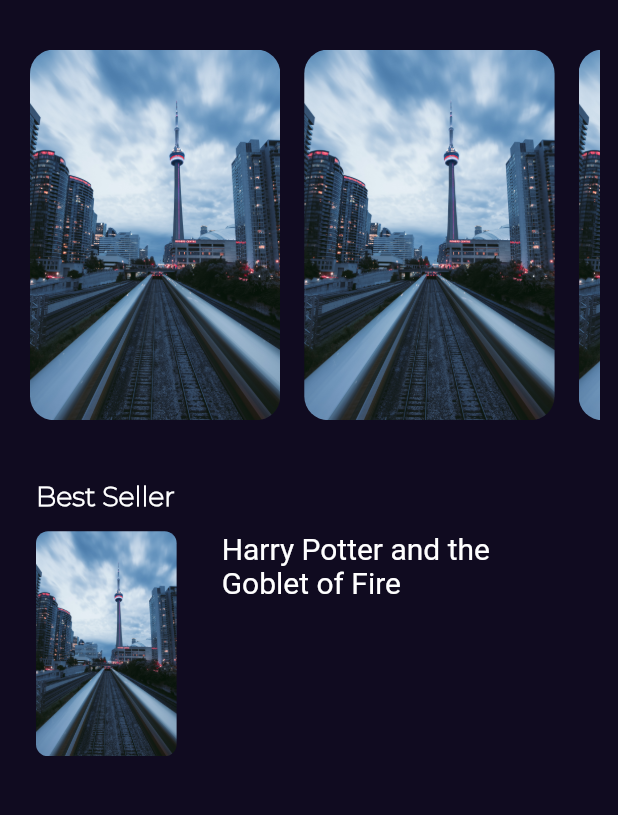
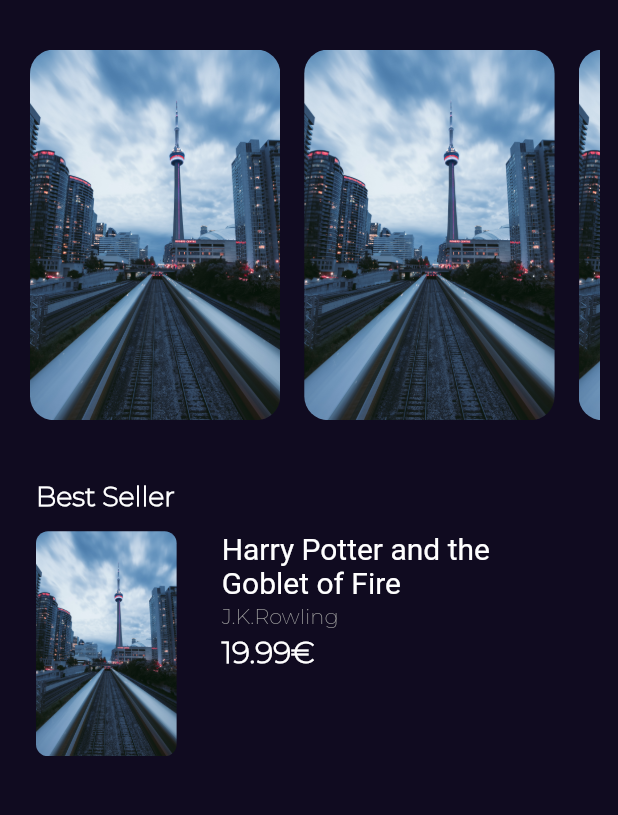
Before and after one commit to wohamedosama/book_app, a Flutter app: the screen it shows after launch, on a phone screen of 412 x 824 dp, the part 123-938 px from its top. Run offline on Flutter 3.47's test engine with Material 2 defaults, Android fonts, the phone set to English and light mode, and no system bars; our stand-ins replace get; Roboto replaces fonts that are missing (GT Sectra Fine).

Commit message:
Finish Best Seller List View Item

```diff
--- /dev/null
+++ b/lib/features/home/presentation/views/widgets/best_seller_list_view_item.dart
@@ -0,0 +1,71 @@
+import 'package:book_app/constants.dart';
+import 'package:book_app/core/utils/assets.dart';
+import 'package:book_app/core/utils/theme/dark_theme.dart';
+import 'package:flutter/material.dart';
+
+class BestSellerListViewItem extends StatelessWidget {
+  const BestSellerListViewItem({super.key});
+
+  @override
+  Widget build(BuildContext context) {
+    return Padding(
+      padding: const EdgeInsets.all(12.0),
+      child: Row(
+        crossAxisAlignment: CrossAxisAlignment.start,
+        children: [
+          SizedBox(
+            height: 150,
+            child: AspectRatio(
+              aspectRatio: 2.5 / 4,
+              child: Container(
+                decoration: BoxDecoration(
+                  borderRadius: BorderRadius.circular(8),
+                  image: const DecorationImage(
+                    fit: BoxFit.fill,
+                    image: AssetImage(AssetsData.testPhoto1),
+                  ),
+                ),
+              ),
+            ),
+          ),
+          const SizedBox(width: 30),
+          Column(
+            crossAxisAlignment: CrossAxisAlignment.start,
+            children: [
+              SizedBox(
+                width: MediaQuery.of(context).size.width * 0.5,
+                child: Text('Harry Potter and the Goblet of Fire',
+                    style: darkTheme.textTheme.titleLarge,
+                    maxLines: 2,
+                    overflow: TextOverflow.ellipsis),
+              ),
+              const SizedBox(height: 3),
+              Text(
+                'J.K.Rowling',
+                style: darkTheme.textTheme.titleMedium!.copyWith(
+                  fontWeight: FontWeight.normal,
+                  fontSize: 14,
+                  color: Colors.grey,
+                  overflow: TextOverflow.ellipsis,
+                ),
+              ),
+              const SizedBox(height: 3),
+              Row(
+                children: [
+                  Text(
+                    '19.99€',
+                    style: darkTheme.textTheme.titleLarge!.copyWith(
+                      fontFamily: kMontserrat,
+                      color: Colors.white,
+                      fontWeight: FontWeight.bold,
+                    ),
+                  ),
+                ],
+              ),
+            ],
+          ),
+        ],
+      ),
+    );
+  }
+}
--- a/lib/features/home/presentation/views/widgets/home_view_body.dart
+++ b/lib/features/home/presentation/views/widgets/home_view_body.dart
@@ -1,5 +1,5 @@
-import 'package:book_app/core/utils/assets.dart';
 import 'package:book_app/core/utils/theme/dark_theme.dart';
+import 'package:book_app/features/home/presentation/views/widgets/best_seller_list_view_item.dart';
 import 'package:book_app/features/home/presentation/views/widgets/custom_app_bar.dart';
 import 'package:book_app/features/home/presentation/views/widgets/feature_book_list_view.dart';
 import 'package:flutter/material.dart';
@@ -30,49 +30,3 @@ class HomeViewBody extends StatelessWidget {
     );
   }
 }
-
-class BestSellerListViewItem extends StatelessWidget {
-  const BestSellerListViewItem({super.key});
-
-  @override
-  Widget build(BuildContext context) {
-    return Padding(
-      padding: const EdgeInsets.all(12.0),
-      child: Row(
-        crossAxisAlignment: CrossAxisAlignment.start,
-        children: [
-          SizedBox(
-            height: 150,
-            child: AspectRatio(
-              aspectRatio: 2.5 / 4,
-              child: Container(
-                decoration: BoxDecoration(
-                  borderRadius: BorderRadius.circular(8),
-                  image: const DecorationImage(
-                    fit: BoxFit.fill,
-                    image: AssetImage(AssetsData.testPhoto1),
-                  ),
-                ),
-              ),
-            ),
-          ),
-          const SizedBox(width: 30),
-          Column(
-            mainAxisAlignment: MainAxisAlignment.spaceBetween,
-            children: [
-              SizedBox(
-                width: MediaQuery.of(context).size.width * 0.5,
-                child: Text(
-                  'Harry Potter and the Goblet of Fire',
-                  style: darkTheme.textTheme.titleLarge,
-                  maxLines: 2,
-                  overflow: TextOverflow.ellipsis,
-                ),
-              ),
-            ],
-          ),
-        ],
-      ),
-    );
-  }
-}
```
